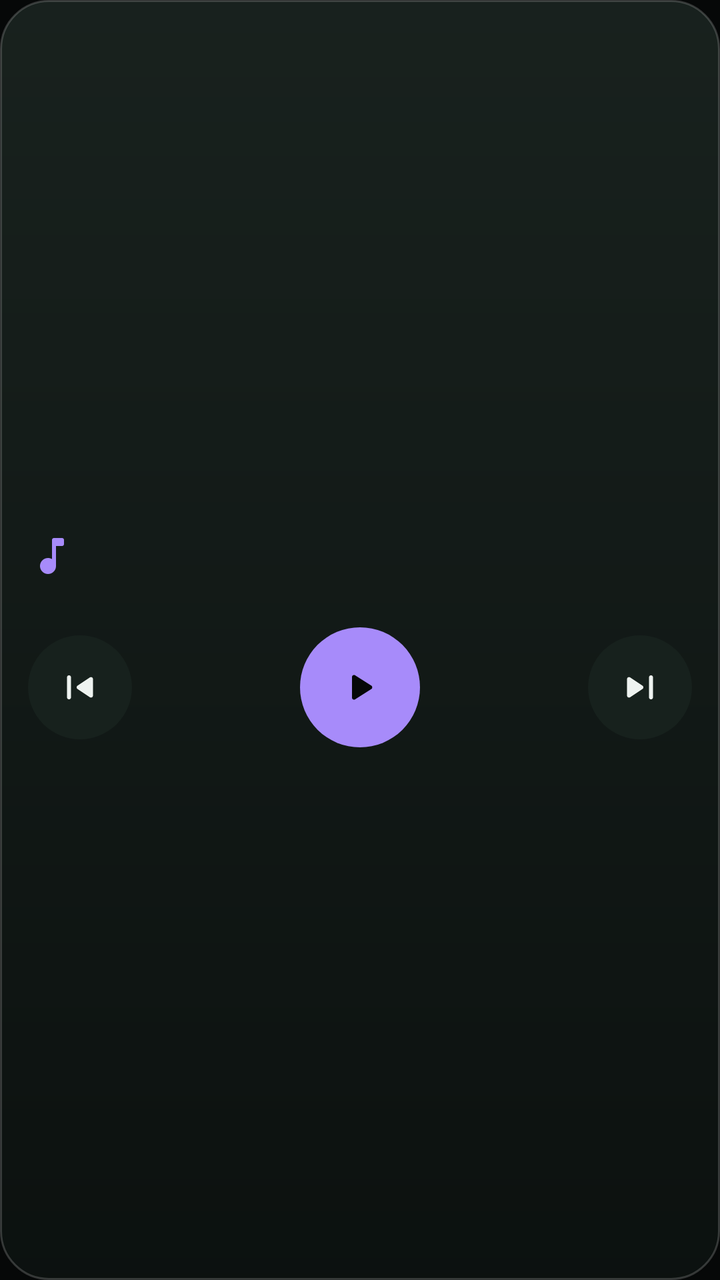
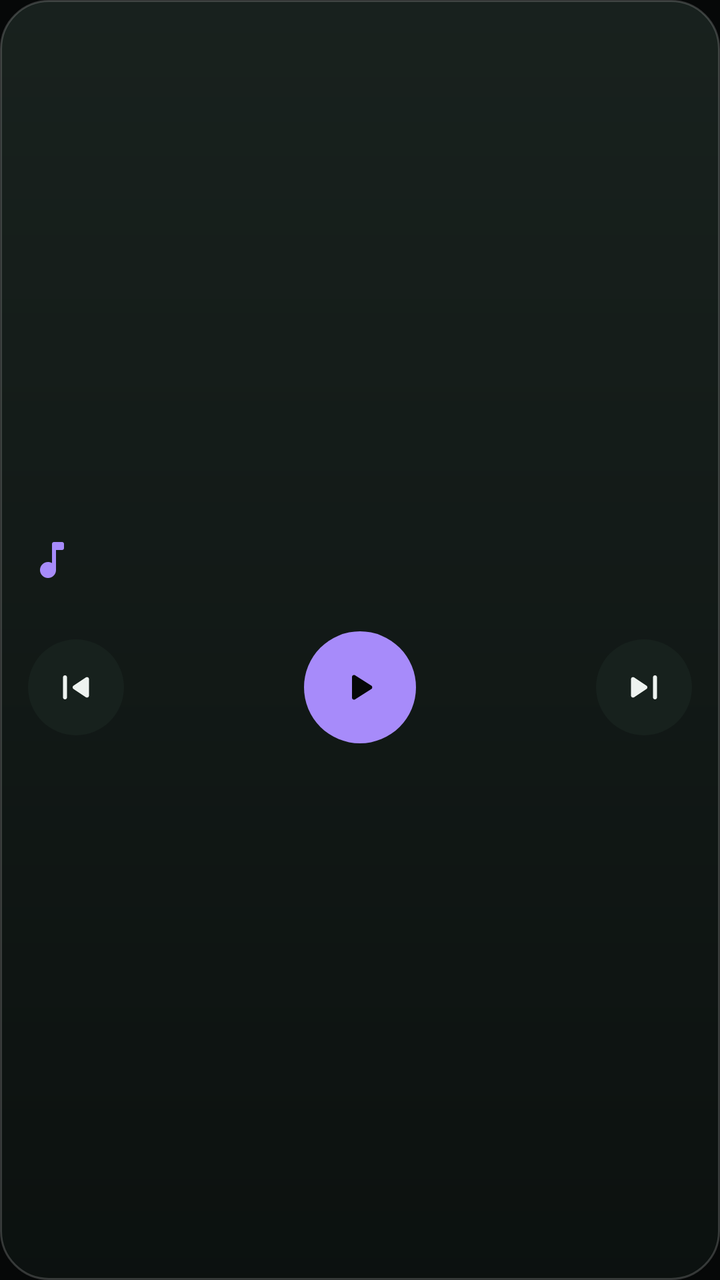

Compare the two renders of this Android layout. The source of the first and the diff that turns it into the second are given below.
<!-- AndroidManifest.xml: application theme Theme.BikeLink -->
<!-- res/layout/card_music.xml -->
<?xml version="1.0" encoding="utf-8"?>
<LinearLayout xmlns:android="http://schemas.android.com/apk/res/android"
    android:layout_width="match_parent"
    android:layout_height="wrap_content"
    android:background="@drawable/bg_card_glass"
    android:clickable="true"
    android:focusable="true"
    android:gravity="center_vertical"
    android:orientation="vertical"
    android:paddingHorizontal="14dp"
    android:paddingVertical="10dp">

    <TextView
        android:id="@+id/music_title"
        android:layout_width="match_parent"
        android:layout_height="wrap_content"
        android:drawableStart="@drawable/ic_music_note"
        android:drawablePadding="8dp"
        android:drawableTint="@color/tile_music"
        android:ellipsize="end"
        android:fontFamily="sans-serif-medium"
        android:gravity="center_vertical"
        android:singleLine="true"
        android:textColor="@color/text_primary"
        android:textSize="16sp" />

    <TextView
        android:id="@+id/music_artist"
        android:layout_width="match_parent"
        android:layout_height="wrap_content"
        android:layout_marginStart="32dp"
        android:ellipsize="end"
        android:singleLine="true"
        android:textColor="@color/text_secondary"
        android:textSize="13sp" />

    <LinearLayout
        android:layout_width="match_parent"
        android:layout_height="wrap_content"
        android:layout_marginTop="6dp"
        android:gravity="center"
        android:orientation="horizontal">

        <ImageButton
            android:id="@+id/music_previous"
            android:layout_width="52dp"
            android:layout_height="52dp"
            android:background="@drawable/bg_round_button"
            android:backgroundTint="@color/surface_raised"
            android:contentDescription="@string/previous_track"
            android:scaleType="center"
            android:src="@drawable/ic_skip_previous"
            android:tint="@color/text_primary" />

        <Space
            android:layout_width="0dp"
            android:layout_height="0dp"
            android:layout_weight="1" />

        <ImageButton
            android:id="@+id/music_play"
            android:layout_width="60dp"
            android:layout_height="60dp"
            android:background="@drawable/bg_round_button"
            android:backgroundTint="@color/tile_music"
            android:contentDescription="@string/play_pause"
            android:scaleType="center"
            android:src="@drawable/ic_play_arrow"
            android:tint="@color/bg_bottom" />

        <Space
            android:layout_width="0dp"
            android:layout_height="0dp"
            android:layout_weight="1" />

        <ImageButton
            android:id="@+id/music_next"
            android:layout_width="52dp"
            android:layout_height="52dp"
            android:background="@drawable/bg_round_button"
            android:backgroundTint="@color/surface_raised"
            android:contentDescription="@string/next_track"
            android:scaleType="center"
            android:src="@drawable/ic_skip_next"
            android:tint="@color/text_primary" />
    </LinearLayout>
</LinearLayout>
<!-- resources referenced by this layout -->
<resources>
  <color name="bg_bottom">#060808</color>
  <color name="surface_raised">#17211D</color>
  <color name="text_primary">#EEF3F0</color>
  <color name="text_secondary">#8B9A93</color>
  <color name="tile_music">#A78BFA</color>
  <!-- drawable bg_card_glass (drawable) -->
  <?xml version="1.0" encoding="utf-8"?>
  <shape xmlns:android="http://schemas.android.com/apk/res/android">
      <corners android:radius="24dp" />
      <gradient
          android:angle="270"
          android:endColor="#E60C1210"
          android:startColor="#E61A2420" />
      <stroke
          android:width="1dp"
          android:color="#2EFFFFFF" />
  </shape>
  <!-- drawable bg_round_button (drawable) -->
  <?xml version="1.0" encoding="utf-8"?>
  <ripple xmlns:android="http://schemas.android.com/apk/res/android"
      android:color="#33FFFFFF">
      <item>
          <shape android:shape="oval">
              <solid android:color="@android:color/white" />
          </shape>
      </item>
  </ripple>
  <!-- drawable ic_music_note (drawable) -->
  <?xml version="1.0" encoding="utf-8"?>
  <vector xmlns:android="http://schemas.android.com/apk/res/android"
      android:width="24dp"
      android:height="24dp"
      android:viewportWidth="960"
      android:viewportHeight="960">
      <group android:translateY="960">
          <path
              android:fillColor="@android:color/white"
              android:pathData="M287-167q-47-47-47-113t47-113q47-47 113-47 23 0 42.5 5.5T480-418v-382q0-17 11.5-28.5T520-840h160q17 0 28.5 11.5T720-800v80q0 17-11.5 28.5T680-680H560v400q0 66-47 113t-113 47q-66 0-113-47Z" />
      </group>
  </vector>
  <!-- drawable ic_play_arrow (drawable) -->
  <?xml version="1.0" encoding="utf-8"?>
  <vector xmlns:android="http://schemas.android.com/apk/res/android"
      android:width="24dp"
      android:height="24dp"
      android:viewportWidth="960"
      android:viewportHeight="960">
      <group android:translateY="960">
          <path
              android:fillColor="@android:color/white"
              android:pathData="M320-273v-414q0-17 12-28.5t28-11.5q5 0 10.5 1.5T381-721l326 207q9 6 13.5 15t4.5 19q0 10-4.5 19T707-446L381-239q-5 3-10.5 4.5T360-233q-16 0-28-11.5T320-273Z" />
      </group>
  </vector>
  <!-- drawable ic_skip_next (drawable) -->
  <?xml version="1.0" encoding="utf-8"?>
  <vector xmlns:android="http://schemas.android.com/apk/res/android"
      android:width="24dp"
      android:height="24dp"
      android:viewportWidth="960"
      android:viewportHeight="960">
      <group android:translateY="960">
          <path
              android:fillColor="@android:color/white"
              android:pathData="M660-280v-400q0-17 11.5-28.5T700-720q17 0 28.5 11.5T740-680v400q0 17-11.5 28.5T700-240q-17 0-28.5-11.5T660-280Zm-440-35v-330q0-18 12-29t28-11q5 0 11 1t11 5l248 166q9 6 13.5 14.5T548-480q0 10-4.5 18.5T530-447L282-281q-5 4-11 5t-11 1q-16 0-28-11t-12-29Z" />
      </group>
  </vector>
  <string name="next_track">Next track</string>
  <string name="play_pause">Play or pause</string>
  <string name="previous_track">Previous track</string>
  <style name="Theme.BikeLink" parent="@android:style/Theme.Material.NoActionBar">
          <item name="android:colorPrimary">@color/accent</item>
          <item name="android:colorAccent">@color/accent</item>
          <item name="android:windowBackground">@color/bg_bottom</item>
          <item name="android:statusBarColor">@color/bg_top</item>
          <item name="android:navigationBarColor">@color/bg_bottom</item>
      </style>
  <color name="accent">#2FD07F</color>
  <color name="bg_top">#0C1411</color>
  <!-- unchanged entries left out for length: 1 -->
</resources>

<!-- the commit's change to res/layout/card_music.xml (unified diff, before → after) -->
@@ -43,8 +43,8 @@
 
         <ImageButton
             android:id="@+id/music_previous"
-            android:layout_width="52dp"
-            android:layout_height="52dp"
+            android:layout_width="48dp"
+            android:layout_height="48dp"
             android:background="@drawable/bg_round_button"
             android:backgroundTint="@color/surface_raised"
             android:contentDescription="@string/previous_track"
@@ -59,8 +59,8 @@
 
         <ImageButton
             android:id="@+id/music_play"
-            android:layout_width="60dp"
-            android:layout_height="60dp"
+            android:layout_width="56dp"
+            android:layout_height="56dp"
             android:background="@drawable/bg_round_button"
             android:backgroundTint="@color/tile_music"
             android:contentDescription="@string/play_pause"
@@ -75,8 +75,8 @@
 
         <ImageButton
             android:id="@+id/music_next"
-            android:layout_width="52dp"
-            android:layout_height="52dp"
+            android:layout_width="48dp"
+            android:layout_height="48dp"
             android:background="@drawable/bg_round_button"
             android:backgroundTint="@color/surface_raised"
             android:contentDescription="@string/next_track"
